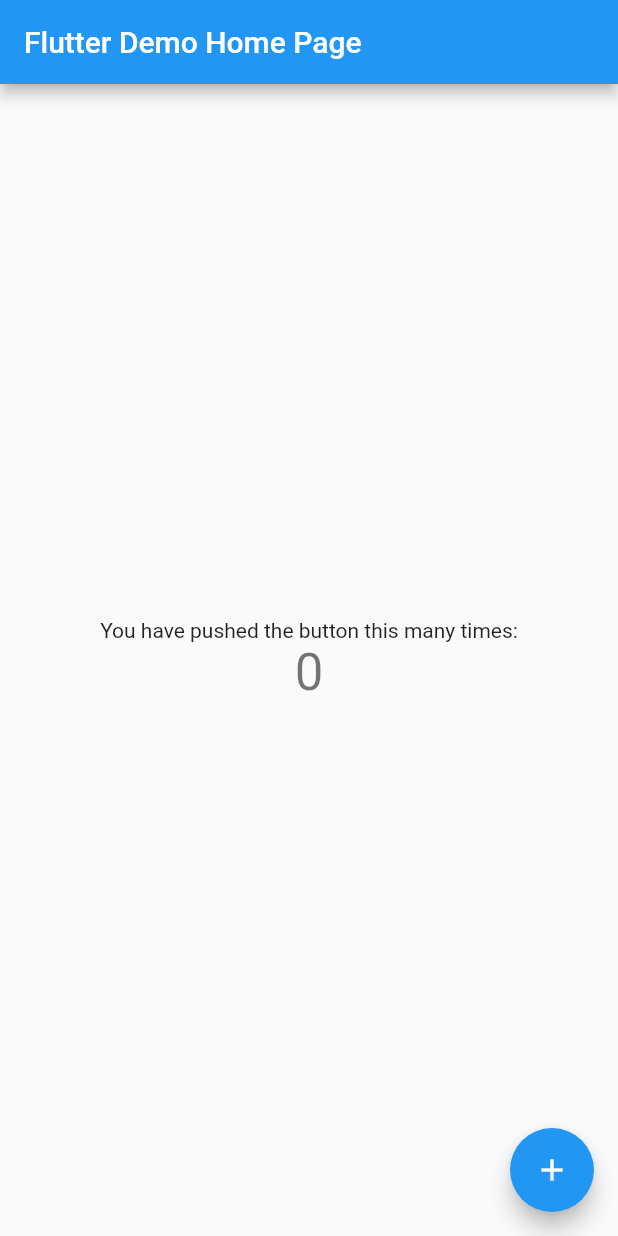
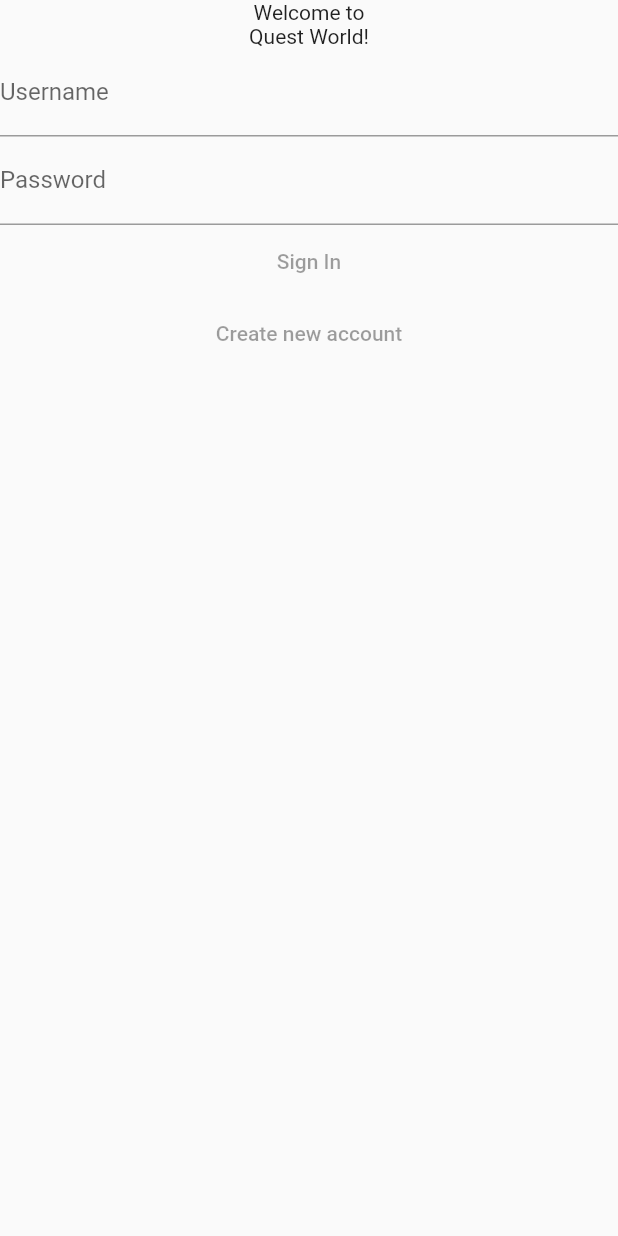
Before and after one commit to nixtaxe/QuestWorld, a Flutter app: the screen it shows after launch, on a phone screen of 412 x 824 dp. Run offline on Flutter 3.47's test engine with Material 2 defaults, Android fonts, the phone set to English and light mode, and no system bars.

Commit message:
Add sign in screen scratch

```diff
--- a/lib/main.dart
+++ b/lib/main.dart
@@ -1,111 +1,23 @@
 import 'package:flutter/material.dart';
+import 'package:quest_world/ui/SignInScreen.dart';
 
-void main() => runApp(MyApp());
+void main() {
+  runApp(App());
+}
 
-class MyApp extends StatelessWidget {
-  // This widget is the root of your application.
+class App extends StatelessWidget {
   @override
   Widget build(BuildContext context) {
     return MaterialApp(
-      title: 'Flutter Demo',
+      debugShowCheckedModeBanner: false,
       theme: ThemeData(
-        // This is the theme of your application.
-        //
-        // Try running your application with "flutter run". You'll see the
-        // application has a blue toolbar. Then, without quitting the app, try
-        // changing the primarySwatch below to Colors.green and then invoke
-        // "hot reload" (press "r" in the console where you ran "flutter run",
-        // or simply save your changes to "hot reload" in a Flutter IDE).
-        // Notice that the counter didn't reset back to zero; the application
-        // is not restarted.
-        primarySwatch: Colors.blue,
+        primaryColor: Color(0xFF02BB9F),
+        primaryColorDark: Color(0xFF167F67),
+        accentColor: Color(0xFF167F67),
       ),
-      home: MyHomePage(title: 'Flutter Demo Home Page'),
+      home: Scaffold(
+        body: SignInScreen(),
+      ),
     );
   }
 }
-
-class MyHomePage extends StatefulWidget {
-  MyHomePage({Key key, this.title}) : super(key: key);
-
-  // This widget is the home page of your application. It is stateful, meaning
-  // that it has a State object (defined below) that contains fields that affect
-  // how it looks.
-
-  // This class is the configuration for the state. It holds the values (in this
-  // case the title) provided by the parent (in this case the App widget) and
-  // used by the build method of the State. Fields in a Widget subclass are
-  // always marked "final".
-
-  final String title;
-
-  @override
-  _MyHomePageState createState() => _MyHomePageState();
-}
-
-class _MyHomePageState extends State<MyHomePage> {
-  int _counter = 0;
-
-  void _incrementCounter() {
-    setState(() {
-      // This call to setState tells the Flutter framework that something has
-      // changed in this State, which causes it to rerun the build method below
-      // so that the display can reflect the updated values. If we changed
-      // _counter without calling setState(), then the build method would not be
-      // called again, and so nothing would appear to happen.
-      _counter++;
-    });
-  }
-
-  @override
-  Widget build(BuildContext context) {
-    // This method is rerun every time setState is called, for instance as done
-    // by the _incrementCounter method above.
-    //
-    // The Flutter framework has been optimized to make rerunning build methods
-    // fast, so that you can just rebuild anything that needs updating rather
-    // than having to individually change instances of widgets.
-    return Scaffold(
-      appBar: AppBar(
-        // Here we take the value from the MyHomePage object that was created by
-        // the App.build method, and use it to set our appbar title.
-        title: Text(widget.title),
-      ),
-      body: Center(
-        // Center is a layout widget. It takes a single child and positions it
-        // in the middle of the parent.
-        child: Column(
-          // Column is also a layout widget. It takes a list of children and
-          // arranges them vertically. By default, it sizes itself to fit its
-          // children horizontally, and tries to be as tall as its parent.
-          //
-          // Invoke "debug painting" (press "p" in the console, choose the
-          // "Toggle Debug Paint" action from the Flutter Inspector in Android
-          // Studio, or the "Toggle Debug Paint" command in Visual Studio Code)
-          // to see the wireframe for each widget.
-          //
-          // Column has various properties to control how it sizes itself and
-          // how it positions its children. Here we use mainAxisAlignment to
-          // center the children vertically; the main axis here is the vertical
-          // axis because Columns are vertical (the cross axis would be
-          // horizontal).
-          mainAxisAlignment: MainAxisAlignment.center,
-          children: <Widget>[
-            Text(
-              'You have pushed the button this many times:',
-            ),
-            Text(
-              '$_counter',
-              style: Theme.of(context).textTheme.display1,
-            ),
-          ],
-        ),
-      ),
-      floatingActionButton: FloatingActionButton(
-        onPressed: _incrementCounter,
-        tooltip: 'Increment',
-        child: Icon(Icons.add),
-      ), // This trailing comma makes auto-formatting nicer for build methods.
-    );
-  }
-}
--- /dev/null
+++ b/lib/ui/SignInScreen.dart
@@ -0,0 +1,27 @@
+import 'package:flutter/material.dart';
+
+class SignInScreen extends StatelessWidget {
+  @override
+  Widget build(BuildContext context) {
+    return SafeArea(
+      child: Column(
+        children: <Widget>[
+          Text("Welcome to"),
+          Text("Quest World!"),
+          TextFormField(
+            decoration: InputDecoration(labelText: "Username"),
+          ),
+          TextFormField(
+            decoration: InputDecoration(labelText: "Password"),
+          ),
+          MaterialButton(
+            child: Text("Sign In"),
+          ),
+          MaterialButton(
+            child: Text("Create new account"),
+          )
+        ],
+      ),
+    );
+  }
+}
```
